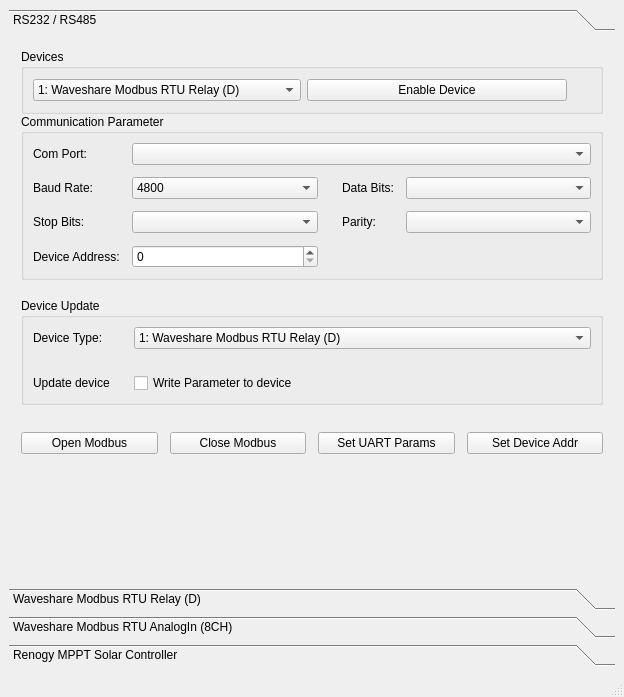
First picture: the form in mainwindow.ui, repository britus/wsmodbusrtu, before the edit.
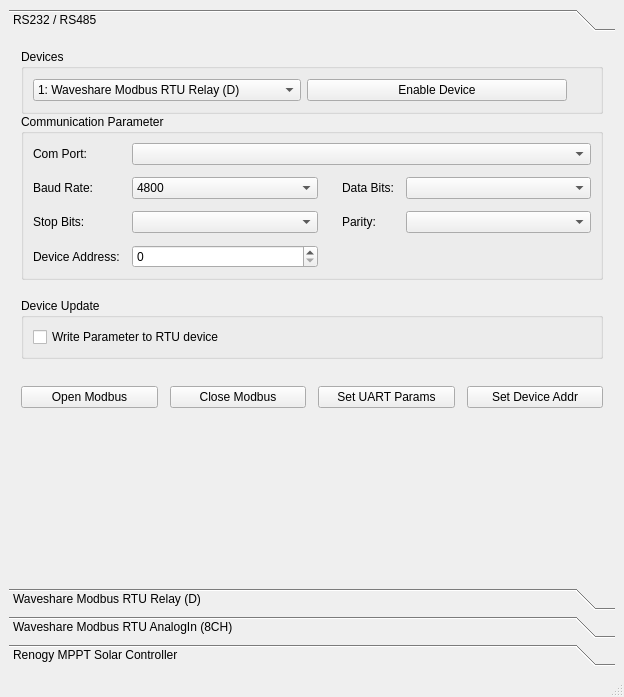
Second picture: the form after the edit. The open tabs and pages were chosen to show the change.

What changed in the file:
```diff
--- a/mainwindow.ui
+++ b/mainwindow.ui
@@ -240,51 +240,6 @@
                <number>24</number>
               </property>
               <item row="0" column="0">
-               <widget class="QLabel" name="label_14">
-                <property name="text">
-                 <string>Device Type:</string>
-                </property>
-                <property name="buddy">
-                 <cstring>cbDeviceType</cstring>
-                </property>
-               </widget>
-              </item>
-              <item row="0" column="1">
-               <widget class="QComboBox" name="cbDeviceType">
-                <property name="sizePolicy">
-                 <sizepolicy hsizetype="MinimumExpanding" vsizetype="Fixed">
-                  <horstretch>0</horstretch>
-                  <verstretch>0</verstretch>
-                 </sizepolicy>
-                </property>
-                <item>
-                 <property name="text">
-                  <string>1: Waveshare Modbus RTU Relay (D)</string>
-                 </property>
-                </item>
-                <item>
-                 <property name="text">
-                  <string>2: Waveshare Modbus RTU AnalogIn (8CH)</string>
-                 </property>
-                </item>
-                <item>
-                 <property name="text">
-                  <string>3: Renogy MPPT Solar Controller</string>
-                 </property>
-                </item>
-               </widget>
-              </item>
-              <item row="1" column="0">
-               <widget class="QLabel" name="label_15">
-                <property name="text">
-                 <string>Update device</string>
-                </property>
-                <property name="buddy">
-                 <cstring>cbxUpdateDevice</cstring>
-                </property>
-               </widget>
-              </item>
-              <item row="1" column="1">
                <widget class="QCheckBox" name="cbxUpdateDevice">
                 <property name="sizePolicy">
                  <sizepolicy hsizetype="MinimumExpanding" vsizetype="Fixed">
@@ -293,7 +248,7 @@
                  </sizepolicy>
                 </property>
                 <property name="text">
-                 <string>Write Parameter to device</string>
+                 <string>Write Parameter to RTU device</string>
                 </property>
                </widget>
               </item>
```
Left out of the diff: 3 changed lines with no effect on the pictures.
